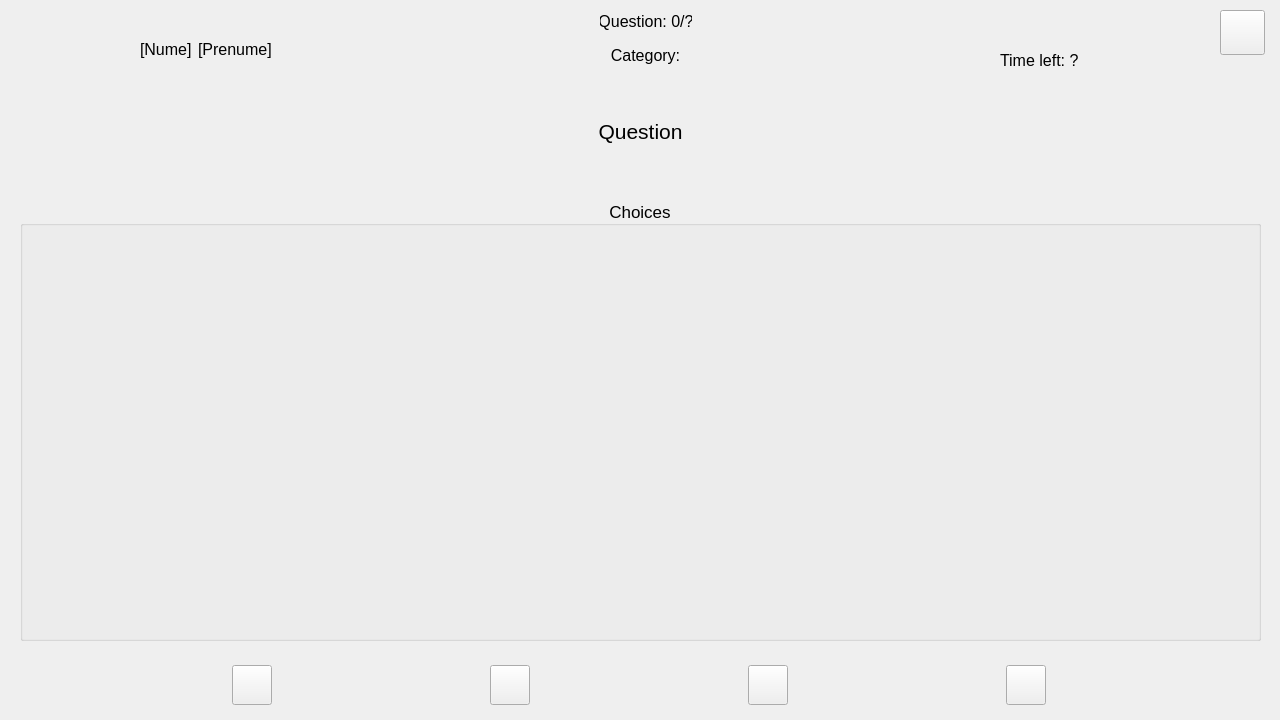
Before: the Qt Designer form QuestionnaireGUI/QuestionForm.ui in rareseanu/proiect-pa, drawn with Qt 5.
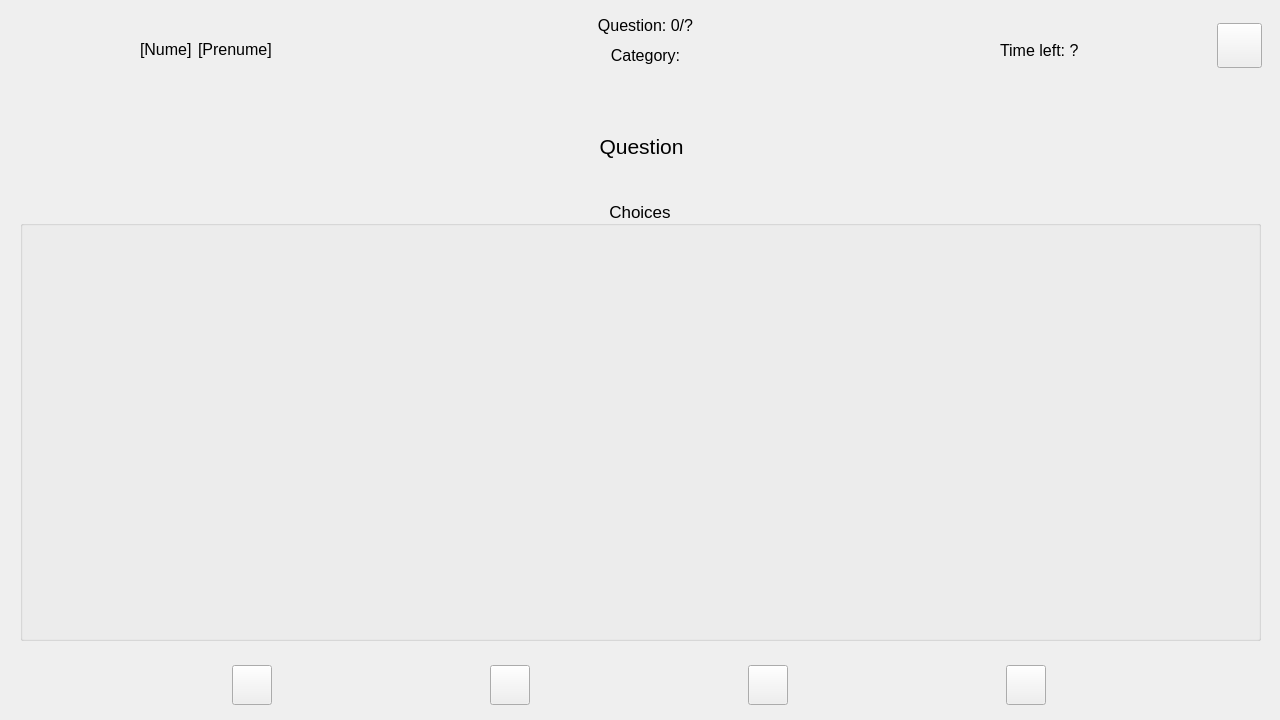
After: the same form once the commit is applied. Icons and pictures are not drawn.

Commit message: UPDATE: Changed UI buttons to look better

```diff
--- a/QuestionnaireGUI/QuestionForm.ui
+++ b/QuestionnaireGUI/QuestionForm.ui
@@ -176,33 +176,6 @@
      </item>
     </layout>
    </widget>
-   <widget class="QWidget" name="layoutWidget">
-    <property name="geometry">
-     <rect>
-      <x>20</x>
-      <y>90</y>
-      <width>1241</width>
-      <height>82</height>
-     </rect>
-    </property>
-    <layout class="QVBoxLayout" name="verticalLayout">
-     <item>
-      <widget class="QLabel" name="questionLabel">
-       <property name="font">
-        <font>
-         <pointsize>16</pointsize>
-        </font>
-       </property>
-       <property name="text">
-        <string>Question</string>
-       </property>
-       <property name="alignment">
-        <set>Qt::AlignCenter</set>
-       </property>
-      </widget>
-     </item>
-    </layout>
-   </widget>
    <widget class="QGroupBox" name="answerChoiceBox">
     <property name="geometry">
      <rect>
@@ -379,7 +352,7 @@
     <property name="geometry">
      <rect>
       <x>1000</x>
-      <y>40</y>
+      <y>30</y>
       <width>161</width>
       <height>41</height>
      </rect>
@@ -408,10 +381,10 @@
    <widget class="QLabel" name="questionNumberLabel">
     <property name="geometry">
      <rect>
-      <x>600</x>
+      <x>480</x>
       <y>10</y>
-      <width>92</width>
-      <height>22</height>
+      <width>331</width>
+      <height>31</height>
      </rect>
     </property>
     <property name="font">
@@ -429,8 +402,8 @@
    <widget class="QPushButton" name="helpButton">
     <property name="geometry">
      <rect>
-      <x>1220</x>
-      <y>10</y>
+      <x>1217</x>
+      <y>23</y>
       <width>45</width>
       <height>45</height>
      </rect>
@@ -461,6 +434,33 @@
      </size>
     </property>
    </widget>
+   <widget class="QLabel" name="questionLabel">
+    <property name="geometry">
+     <rect>
+      <x>21</x>
+      <y>91</y>
+      <width>1241</width>
+      <height>111</height>
+     </rect>
+    </property>
+    <property name="sizePolicy">
+     <sizepolicy hsizetype="Fixed" vsizetype="Fixed">
+      <horstretch>0</horstretch>
+      <verstretch>0</verstretch>
+     </sizepolicy>
+    </property>
+    <property name="font">
+     <font>
+      <pointsize>16</pointsize>
+     </font>
+    </property>
+    <property name="text">
+     <string>Question</string>
+    </property>
+    <property name="alignment">
+     <set>Qt::AlignCenter</set>
+    </property>
+   </widget>
   </widget>
  </widget>
  <resources/>
```
Left out of the diff: 9 changed lines with no effect on the pictures. The commit also changes 4 other files.
